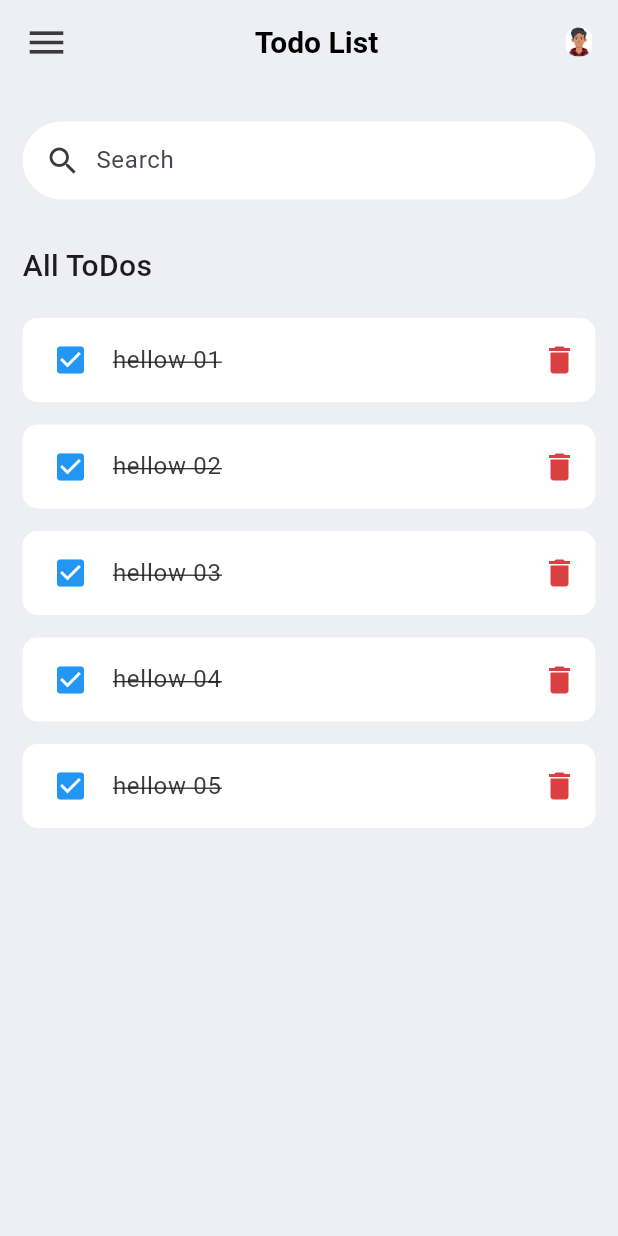
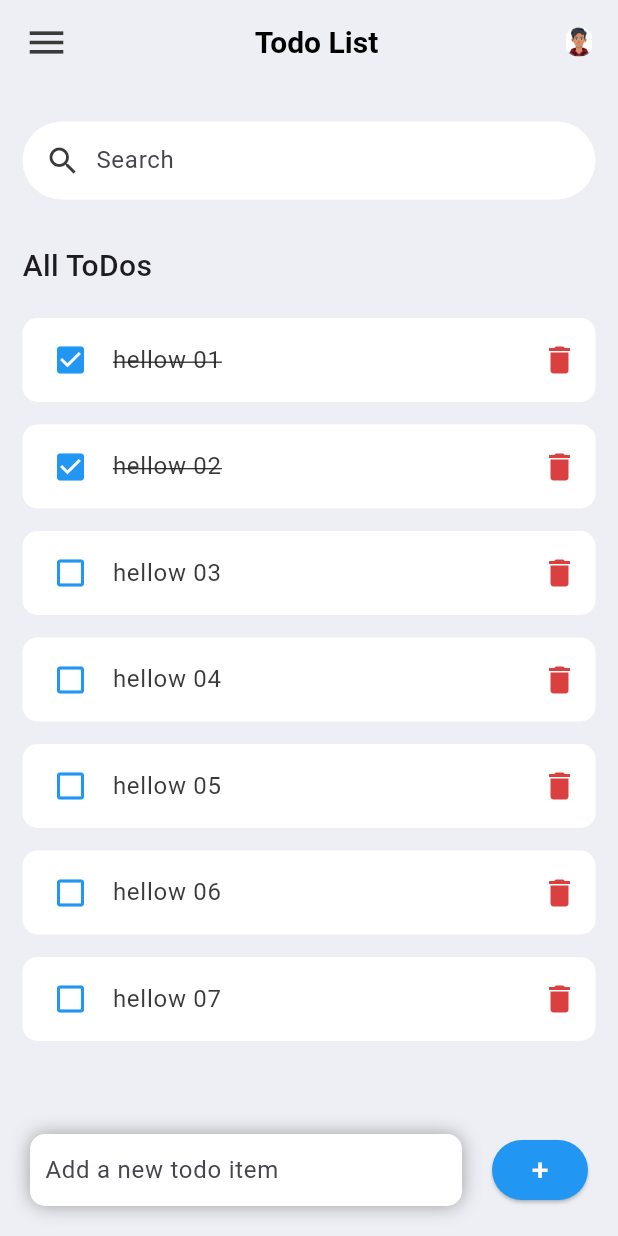
Before and after one commit to KosalaGunarathna/TodoApp-Flutter, a Flutter app: the screen it shows after launch, on a phone screen of 412 x 824 dp. Run offline on Flutter 3.47's test engine with Material 3 defaults, Android fonts, the phone set to English and light mode, and no system bars.

Commit message:
implemented home screen

```diff
--- a/lib/model/todo.dart
+++ b/lib/model/todo.dart
@@ -12,6 +12,8 @@
       ToDo(id: '03', todoText: 'hellow 03'),
       ToDo(id: '04', todoText: 'hellow 04'),
       ToDo(id: '05', todoText: 'hellow 05'),
+      ToDo(id: '06', todoText: 'hellow 06'),
+      ToDo(id: '07', todoText: 'hellow 07'),
     ];
   }
 }
--- a/lib/screens/home.dart
+++ b/lib/screens/home.dart
@@ -13,7 +13,9 @@
     return Scaffold(
       backgroundColor: tdBGColor,
       appBar: _buidAppBar(),
-      body: Container(
+      body: Stack(
+        children: [
+          Container(
               padding: EdgeInsets.symmetric(horizontal: 15, vertical: 15),
               child: Column(
                 children: [
@@ -40,7 +42,62 @@
                     ),
                   ),
                 ],
-          )),
+              ),
+            ),
+
+            //addd new item
+
+            Align(
+              alignment: Alignment.bottomCenter,
+              child: Row(children: [
+                Expanded(
+                  child: Container(
+                  margin: const EdgeInsets.only(
+                    bottom:20 ,
+                    right:20,
+                    left: 20 ),
+                     padding: EdgeInsets.symmetric(horizontal: 10),
+                    decoration: BoxDecoration(
+                      color:Colors.white,
+                      boxShadow: const [BoxShadow(color: Colors.grey,
+                      offset: Offset(0.0,0.0),
+                      blurRadius: 10.0,
+                      spreadRadius: 0.0
+                      ),],
+                      borderRadius: BorderRadius.circular(10),
+                    ),
+                    child: const TextField(decoration: InputDecoration(
+                      hintText: 'Add a new todo item',
+                      border: InputBorder.none,
+
+                    ),
+                    ),
+                  ),
+                ),
+
+                Container(
+                  margin: const EdgeInsets.only(
+                    bottom: 20,
+                    right: 20,
+                  ),
+                  child: ElevatedButton(onPressed: (){},
+                  style: ElevatedButton.styleFrom(
+                    backgroundColor: Colors.blue,     // Background color
+                    foregroundColor: Colors.white,
+
+                   ),
+                   child: Text('+',style: TextStyle(
+                    fontSize: 20,
+                   ),),
+                   ),
+                ),
+
+
+
+              ],),
+            ),
+        ],
+      ),
     );
   }
 
--- a/lib/widgets/todo_item.dart
+++ b/lib/widgets/todo_item.dart
@@ -23,8 +23,8 @@
             tileColor: Colors.white,
 
             // ✅ Checkbox icon
-            leading: const Icon(
-              Icons.check_box,
+            leading: Icon(
+              todo.isDone ?Icons.check_box : Icons.check_box_outline_blank,
               color: Colors.blue,
             ),
 
@@ -34,7 +34,7 @@
               style: TextStyle(
                 fontSize: 16,
                 color: tdBlack,
-                decoration: TextDecoration.lineThrough,
+                decoration:todo.isDone ?TextDecoration.lineThrough: null,
               ),
             ),
 
```
Lines whose indentation alone changed are shown as unchanged.
